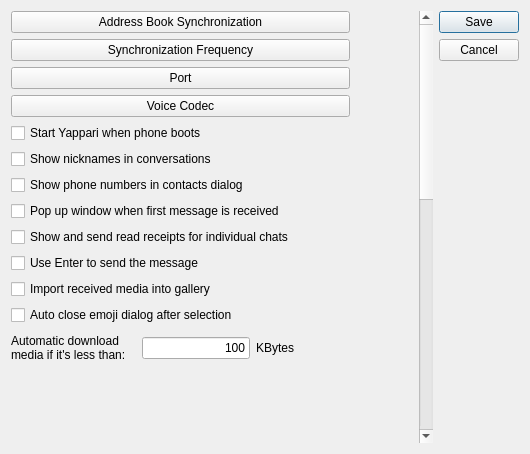
Above: src/Gui/ui/globalsettingsdialog.ui from smatkovi/yappari-leste before the change. Below: the same form after it.
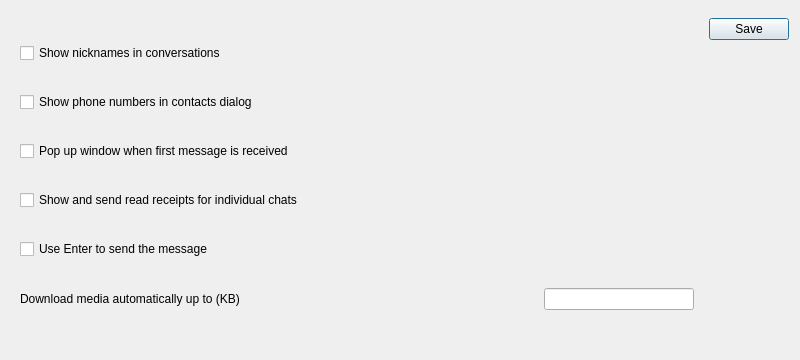
That is the form after the change. Custom widgets are drawn as their Qt base class.

Commit message: Port the Yappari UI to Qt 5 and the yappari-wa daemon

Patch:
```diff
--- a/src/Gui/ui/globalsettingsdialog.ui
+++ b/src/Gui/ui/globalsettingsdialog.ui
@@ -6,8 +6,8 @@
    <rect>
     <x>0</x>
     <y>0</y>
-    <width>530</width>
-    <height>454</height>
+    <width>800</width>
+    <height>360</height>
    </rect>
   </property>
   <property name="windowTitle">
@@ -19,99 +19,14 @@
    </item>
    <item>
     <widget class="QScrollArea" name="scrollArea">
-     <property name="sizePolicy">
-      <sizepolicy hsizetype="Expanding" vsizetype="Expanding">
-       <horstretch>0</horstretch>
-       <verstretch>0</verstretch>
-      </sizepolicy>
-     </property>
-     <property name="layoutDirection">
-      <enum>Qt::LeftToRight</enum>
-     </property>
      <property name="frameShape">
       <enum>QFrame::NoFrame</enum>
      </property>
-     <property name="lineWidth">
-      <number>0</number>
-     </property>
      <property name="widgetResizable">
       <bool>true</bool>
      </property>
      <widget class="QWidget" name="scrollAreaWidgetContents">
-      <property name="geometry">
-       <rect>
-        <x>0</x>
-        <y>0</y>
-        <width>397</width>
-        <height>1000</height>
-       </rect>
-      </property>
-      <property name="sizePolicy">
-       <sizepolicy hsizetype="Preferred" vsizetype="Preferred">
-        <horstretch>0</horstretch>
-        <verstretch>0</verstretch>
-       </sizepolicy>
-      </property>
-      <property name="minimumSize">
-       <size>
-        <width>0</width>
-        <height>1000</height>
-       </size>
-      </property>
-      <property name="layoutDirection">
-       <enum>Qt::LeftToRight</enum>
-      </property>
-      <widget class="QWidget" name="layoutWidget">
-       <property name="geometry">
-        <rect>
-         <x>0</x>
-         <y>0</y>
-         <width>339</width>
-         <height>354</height>
-        </rect>
-       </property>
        <layout class="QVBoxLayout" name="verticalLayout">
-        <property name="spacing">
-         <number>6</number>
-        </property>
-        <property name="sizeConstraint">
-         <enum>QLayout::SetMinAndMaxSize</enum>
-        </property>
-        <item>
-         <widget class="QMaemo5ValueButton" name="syncButton">
-          <property name="text">
-           <string>Address Book Synchronization</string>
-          </property>
-         </widget>
-        </item>
-        <item>
-         <widget class="QMaemo5ValueButton" name="syncFreqButton">
-          <property name="text">
-           <string>Synchronization Frequency</string>
-          </property>
-         </widget>
-        </item>
-        <item>
-         <widget class="QMaemo5ValueButton" name="portButton">
-          <property name="text">
-           <string>Port</string>
-          </property>
-         </widget>
-        </item>
-        <item>
-         <widget class="QMaemo5ValueButton" name="voiceCodecButton">
-          <property name="text">
-           <string>Voice Codec</string>
-          </property>
-         </widget>
-        </item>
-        <item>
-         <widget class="QCheckBox" name="startOnBootCheckBox">
-          <property name="text">
-           <string>Start Yappari when phone boots</string>
-          </property>
-         </widget>
-        </item>
         <item>
          <widget class="QCheckBox" name="nicknamesCheckBox">
           <property name="text">
@@ -147,50 +62,17 @@
           </property>
          </widget>
         </item>
-        <item>
-         <widget class="QCheckBox" name="importCheckbox">
-          <property name="text">
-           <string>Import received media into gallery</string>
-          </property>
-         </widget>
-        </item>
-        <item>
-         <widget class="QCheckBox" name="autoCloseEmoji">
-          <property name="text">
-           <string>Auto close emoji dialog after selection</string>
-          </property>
-         </widget>
-        </item>
         <item>
          <layout class="QHBoxLayout" name="horizontalLayout">
           <item>
            <widget class="QLabel" name="label">
-            <property name="sizePolicy">
-             <sizepolicy hsizetype="Preferred" vsizetype="Fixed">
-              <horstretch>0</horstretch>
-              <verstretch>0</verstretch>
-             </sizepolicy>
-            </property>
             <property name="text">
-             <string>Automatic download
-media if it's less than:   </string>
+            <string>Download media automatically up to (KB)</string>
             </property>
            </widget>
           </item>
           <item>
            <widget class="QLineEdit" name="automaticDownloadLineEdit">
-            <property name="sizePolicy">
-             <sizepolicy hsizetype="Fixed" vsizetype="Fixed">
-              <horstretch>0</horstretch>
-              <verstretch>0</verstretch>
-             </sizepolicy>
-            </property>
-            <property name="minimumSize">
-             <size>
-              <width>0</width>
-              <height>0</height>
-             </size>
-            </property>
             <property name="maximumSize">
              <size>
               <width>150</width>
@@ -200,43 +82,29 @@
             <property name="inputMethodHints">
              <set>Qt::ImhDigitsOnly</set>
             </property>
-            <property name="text">
-             <string>100</string>
-            </property>
-            <property name="maxLength">
-             <number>5</number>
-            </property>
-            <property name="alignment">
-             <set>Qt::AlignRight|Qt::AlignTrailing|Qt::AlignVCenter</set>
-            </property>
-           </widget>
-          </item>
-          <item>
-           <widget class="QLabel" name="label_2">
-            <property name="text">
-             <string>KBytes</string>
-            </property>
-           </widget>
+          </widget>
+         </item>
+        </layout>
           </item>
           <item>
-           <spacer name="horizontalSpacer">
+        <spacer name="verticalSpacer">
             <property name="orientation">
-             <enum>Qt::Horizontal</enum>
-            </property>
-            <property name="sizeHint" stdset="0">
-             <size>
-              <width>40</width>
-              <height>20</height>
-             </size>
-            </property>
+          <enum>Qt::Vertical</enum>
+         </property>
            </spacer>
           </item>
          </layout>
-        </item>
-       </layout>
-      </widget>
-     </widget>
-    </widget>
+     </widget>
+    </widget>
+   </item>
+   <item>
+    <layout class="QVBoxLayout" name="verticalLayout_2">
+     <item>
+      <spacer name="verticalSpacer_2">
+       <property name="orientation">
+        <enum>Qt::Vertical</enum>
+       </property>
+      </spacer>
    </item>
    <item>
     <widget class="QDialogButtonBox" name="buttonBox">
@@ -244,22 +112,14 @@
       <enum>Qt::Vertical</enum>
      </property>
      <property name="standardButtons">
-      <set>QDialogButtonBox::Cancel|QDialogButtonBox::Save</set>
+        <set>QDialogButtonBox::Save</set>
      </property>
     </widget>
    </item>
   </layout>
-  <zorder>buttonBox</zorder>
-  <zorder></zorder>
-  <zorder>scrollArea</zorder>
+   </item>
+  </layout>
  </widget>
- <customwidgets>
-  <customwidget>
-   <class>QMaemo5ValueButton</class>
-   <extends>QPushButton</extends>
-   <header>qmaemo5valuebutton.h</header>
-  </customwidget>
- </customwidgets>
  <resources/>
  <connections>
   <connection>
```
Left out of the diff: 23 changed lines with no effect on the pictures. Lines whose indentation alone changed are shown as unchanged. The commit also changes 67 other files.
